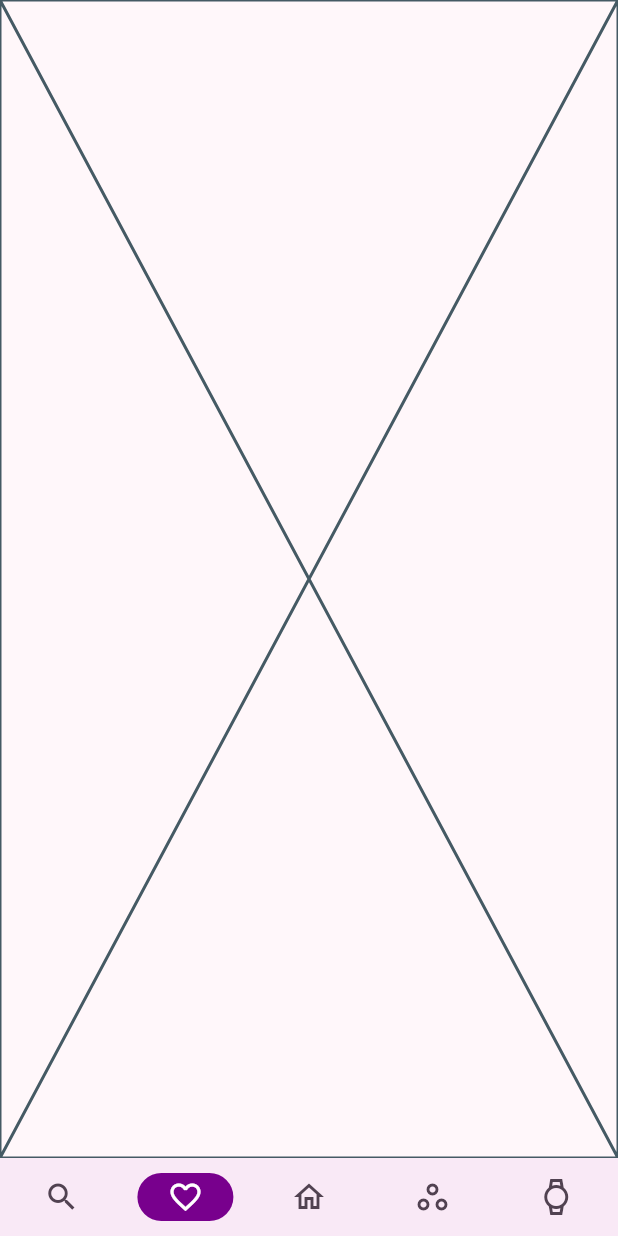
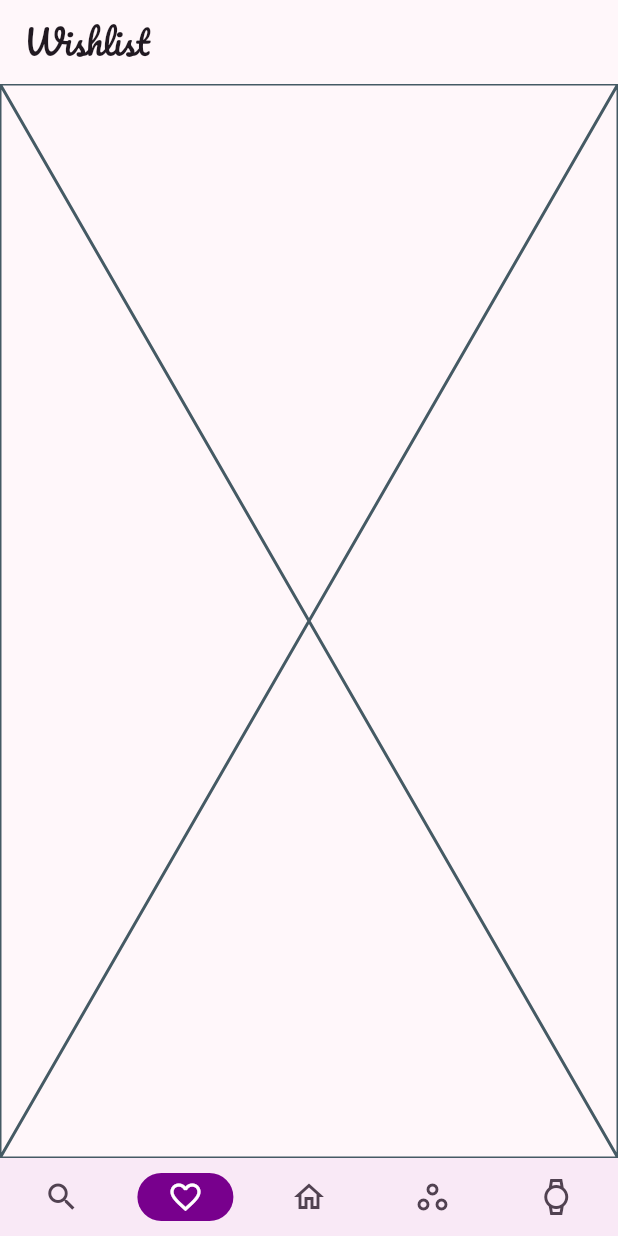
Before and after one commit to saycass/crochetime, a Flutter app: the screen it shows after launch, item 2 of the bottom bar chosen, on a phone screen of 412 x 824 dp. Run offline on Flutter 3.47's test engine with Material 3 defaults, Android fonts, the phone set to English and light mode, and no system bars; our stand-ins replace animate_do, go_router, google_fonts; network calls fail.

Commit message:
Create wishlist home screen, and workspace create screen.
It also fix some bugs.

```diff
--- a/lib/routing/router.dart
+++ b/lib/routing/router.dart
@@ -5,6 +5,7 @@ import 'package:go_router/go_router.dart';
 import '../ui/core/ui/bottom_nav_bar.dart';
 import '../ui/explore/explore.dart' as explore;
 import '../ui/home/home.dart' as home;
+import '../ui/wishlist/wishlist.dart' as wishlist;
 import '../ui/workspace/workspace.dart' as workspace;
 import 'routes.dart';
 
@@ -35,7 +36,7 @@ final routerConfig = GoRouter(
             GoRoute(
               path: Routes.wishlist.path,
               builder: (context, state) {
-                return const Placeholder();
+                return const wishlist.HomeScreen();
               },
             ),
           ],
@@ -62,6 +63,12 @@ final routerConfig = GoRouter(
                 return const workspace.HomeScreen();
               },
               routes: [
+                GoRoute(
+                  path: Routes.workspaceCreate.path,
+                  builder: (context, state) {
+                    return const workspace.CreateScreen();
+                  },
+                ),
                 GoRoute(
                   path: Routes.workspaceDetails.path,
                   builder: (context, state) {
--- a/lib/routing/routes.dart
+++ b/lib/routing/routes.dart
@@ -8,6 +8,7 @@ abstract final class Routes {
   /// Workspace routes
   static const workspace = Route('/workspace', root);
   static const workspaceDetails = Route('/:id', workspace);
+  static const workspaceCreate = Route('/create', workspace);
 
   /// Timer routes
   static const timer = Route('/timer', root);
--- a/lib/ui/explore/home/home_screen.dart
+++ b/lib/ui/explore/home/home_screen.dart
@@ -10,9 +10,7 @@ class HomeScreen extends StatelessWidget {
   Widget build(BuildContext context) {
     return Scaffold(
       appBar: AppBar(
-        title: const Text(
-          'Hora do Crochê ',
-        ),
+        title: const Text('Explorar'),
       ),
       body: RefreshIndicator(
         onRefresh: () async {},
--- /dev/null
+++ b/lib/ui/wishlist/home/home_screen.dart
@@ -0,0 +1,15 @@
+import 'package:flutter/material.dart';
+
+class HomeScreen extends StatelessWidget {
+  const HomeScreen({super.key});
+
+  @override
+  Widget build(BuildContext context) {
+    return Scaffold(
+      appBar: AppBar(
+        title: const Text('Wishlist')
+      ),
+      body: const Placeholder(),
+    );
+  }
+}
--- /dev/null
+++ b/lib/ui/wishlist/wishlist.dart
@@ -0,0 +1 @@
+export 'home/home_screen.dart';
--- a/lib/ui/workspace/workspace.dart
+++ b/lib/ui/workspace/workspace.dart
@@ -1,3 +1,4 @@
 export 'details/details_screen.dart';
 export 'home/home_screen.dart';
 export 'timer/timer_screen.dart';
+export 'create/create_screen.dart';
```
Also changed, not shown: lib/ui/workspace/create/create_screen.dart (added, +13 -0 lines), lib/ui/workspace/home/home_screen.dart (+13 -13 lines), lib/ui/wishlist/home/home_viewmodel.dart (added).
